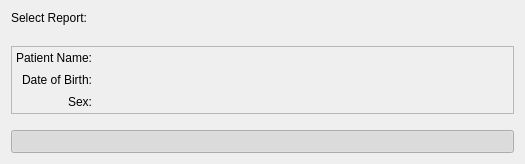
The window that Resources/UI/qSlicerLongPETCTReportSelectionWidget.ui (paulcm/LongitudinalPETCT) describes before a commit, drawn with Qt 5.
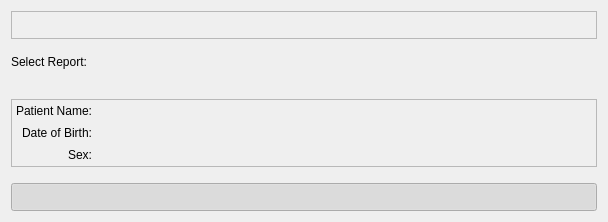
The same window after the commit. Custom widgets are drawn as their Qt base class.

Commit message: ENH: Added info label for better usability

Patch:
```diff
--- a/Resources/UI/qSlicerLongPETCTReportSelectionWidget.ui
+++ b/Resources/UI/qSlicerLongPETCTReportSelectionWidget.ui
@@ -6,8 +6,8 @@
    <rect>
     <x>0</x>
     <y>0</y>
-    <width>525</width>
-    <height>164</height>
+    <width>608</width>
+    <height>222</height>
    </rect>
   </property>
   <property name="windowTitle">
@@ -17,6 +17,22 @@
    <property name="spacing">
     <number>16</number>
    </property>
+   <item>
+    <widget class="QLabel" name="LabelInformation">
+     <property name="frameShape">
+      <enum>QFrame::StyledPanel</enum>
+     </property>
+     <property name="frameShadow">
+      <enum>QFrame::Sunken</enum>
+     </property>
+     <property name="text">
+      <string/>
+     </property>
+     <property name="wordWrap">
+      <bool>true</bool>
+     </property>
+    </widget>
+   </item>
    <item>
     <layout class="QFormLayout" name="formLayout">
      <property name="horizontalSpacing">
@@ -159,17 +175,17 @@
   </layout>
  </widget>
  <customwidgets>
-  <customwidget>
-   <class>ctkExpandButton</class>
-   <extends>QToolButton</extends>
-   <header>ctkExpandButton.h</header>
-  </customwidget>
   <customwidget>
    <class>qMRMLNodeComboBox</class>
    <extends>QWidget</extends>
    <header>qmrmlnodecombobox.h</header>
    <container>1</container>
   </customwidget>
+  <customwidget>
+   <class>ctkExpandButton</class>
+   <extends>QToolButton</extends>
+   <header>ctkExpandButton.h</header>
+  </customwidget>
  </customwidgets>
  <resources/>
  <connections>
```
Left out of the diff: 7 changed lines with no effect on the pictures. The commit also changes 1 other file.
